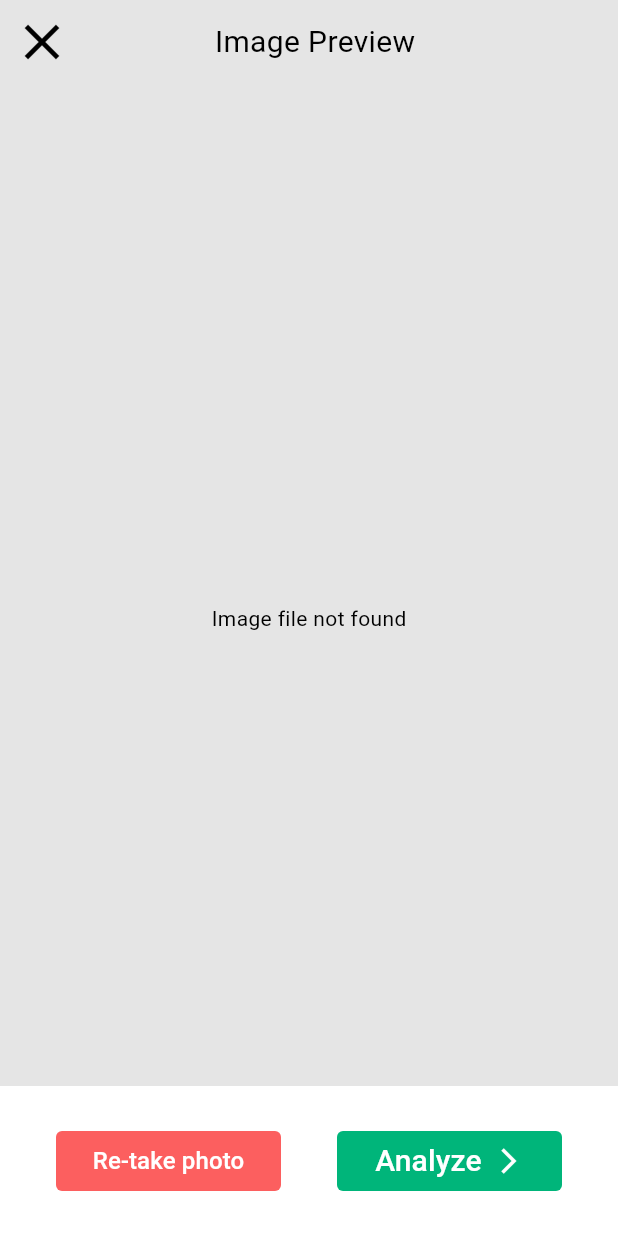
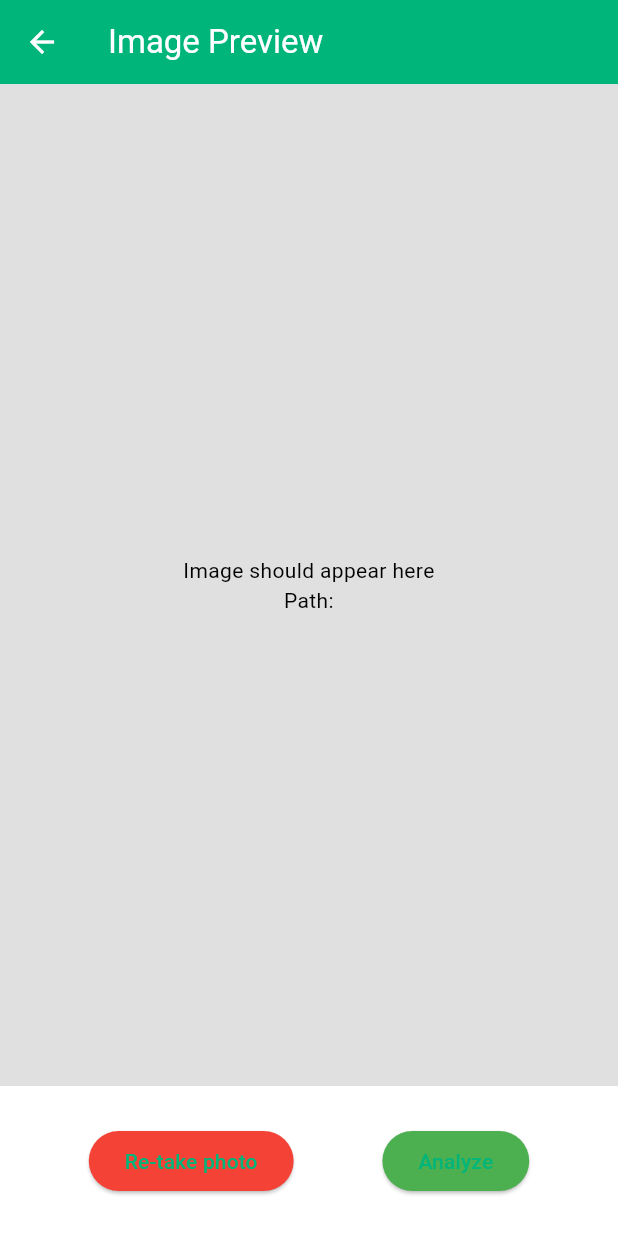
Before and after one commit to ucefooo/detection_app, a Flutter app: the ImagePreviewPage screen opened directly with empty values, on a phone screen of 412 x 824 dp. Run offline on Flutter 3.47's test engine with Material 3 defaults, Android fonts, the phone set to English and light mode, and no system bars; our stand-ins replace camera, hive, hive_flutter, image_picker, share_plus, shared_preferences; missing offline and left inert: model_viewer_plus; accounts and stored records are empty; generated files the repository leaves out were written again.

Commit message:
Update new_case_image_preview.dart

```diff
--- a/lib/pages/new_case/new_case_image_preview.dart
+++ b/lib/pages/new_case/new_case_image_preview.dart
@@ -1,4 +1,184 @@
-import 'package:detection_app/pages/new_case/new_case_lodaing_analyze.dart';
+// import 'package:detection_app/pages/new_case/new_case_lodaing_analyze.dart';
+// import 'package:flutter/material.dart';
+// import 'dart:io';
+
+// class ImagePreviewPage extends StatelessWidget {
+//   final File imageFile;
+//   final VoidCallback onCancel;
+
+//   const ImagePreviewPage(
+//       {super.key, required this.imageFile, required this.onCancel});
+
+//   @override
+//   Widget build(BuildContext context) {
+//     return PopScope(
+//       canPop: true,
+//       onPopInvokedWithResult: (didPop, result) {
+//         if (didPop) {
+//           onCancel();
+//         }
+//       },
+//       child: Scaffold(
+//         body: SafeArea(
+//           child: Stack(
+//             fit: StackFit.expand,
+//             children: [
+//               // Image.file(
+//               //   imageFile,
+//               //   fit: BoxFit.cover,
+//               // ),
+//               _buildImageWidget(),
+//               _buildOverlay(),
+//               _buildControls(context),
+//             ],
+//           ),
+//         ),
+//       ),
+//     );
+//   }
+
+//    Widget _buildImageWidget() {
+//     return FutureBuilder<bool>(
+//       future: imageFile.exists(),
+//       builder: (context, snapshot) {
+//         if (snapshot.connectionState == ConnectionState.done) {
+//           if (snapshot.data == true) {
+//             return Image.file(
+//               imageFile,
+//               fit: BoxFit.cover,
+//               errorBuilder: (context, error, stackTrace) {
+//                 print('Error loading image: $error');
+//                 return Center(child: Text('Error loading image: $error'));
+//               },
+//             );
+//           } else {
+//             print('Image file does not exist');
+//             return Center(child: Text('Image file not found'));
+//           }
+//         } else {
+//           return Center(child: CircularProgressIndicator());
+//         }
+//       },
+//     );
+//   }
+
+//   Widget _buildOverlay() {
+//     return Container(
+//       color: Colors.black.withOpacity(0.1),
+//     );
+//   }
+
+//   Widget _buildControls(BuildContext context) {
+//     return Column(
+//       mainAxisAlignment: MainAxisAlignment.spaceBetween,
+//       children: [
+//         _buildHeader(context),
+//         _buildBottomBar(context),
+//       ],
+//     );
+//   }
+
+//   Widget _buildHeader(BuildContext context) {
+//     return Row(
+//       mainAxisAlignment: MainAxisAlignment.spaceBetween,
+//       children: [
+//         IconButton(
+//           icon: const Icon(Icons.close, color: Colors.black, size: 40),
+//           onPressed: () {
+//             onCancel();
+//             Navigator.pop(context);
+//           },
+//         ),
+//         Text(
+//           'Image Preview',
+//           style: const TextStyle(color: Colors.black, fontSize: 20),
+//         ),
+//         const SizedBox(width: 48), // Placeholder for symmetry
+//       ],
+//     );
+//   }
+
+//   Widget _buildBottomBar(BuildContext context) {
+//     final isDarkMode = Theme.of(context).brightness == Brightness.dark;
+//     final textColor = isDarkMode ? Colors.black : Colors.white;
+//     return Positioned(
+//       bottom: 0,
+//       left: 0,
+//       right: 0,
+//       child: Container(
+//         height: 100,
+//         color: textColor,
+//         child: Column(
+//           mainAxisAlignment: MainAxisAlignment.center,
+//           children: [
+//             Row(
+//               mainAxisAlignment: MainAxisAlignment.spaceEvenly,
+//               children: [
+//                 ElevatedButton(
+//                   onPressed: () {
+//                     // Add cancel functionality here
+//                     onCancel();
+//                     Navigator.pop(context);
+//                   },
+//                   style: ElevatedButton.styleFrom(
+//                     backgroundColor: const Color(0xFFFC5F5F),
+//                     foregroundColor: Colors.white,
+//                     minimumSize: const Size(150, 40),
+//                     // maximumSize: const Size(150, 40),
+//                     shape: RoundedRectangleBorder(
+//                       borderRadius: BorderRadius.circular(4),
+//                     ),
+//                     elevation: 0,
+//                   ),
+//                   child: const Text('Re-take photo',
+//                       style:
+//                           TextStyle(fontSize: 16, fontWeight: FontWeight.w500)),
+//                 ),
+//                 // SizedBox(width: 10), // Add small gap between buttons
+//                 ElevatedButton(
+//                   onPressed: () {
+//                     // Add next step functionality here
+//                     // Navigator.of(context,rootNavigator: true).pushNamed('case2');
+//                     Navigator.push(
+//                       context,
+//                       MaterialPageRoute(
+//                         builder: (context) => AnalyzeLoadingPage(
+//                           imageFile: imageFile,
+//                         ),
+//                       ),
+//                     );
+//                   },
+//                   style: ElevatedButton.styleFrom(
+//                     backgroundColor: const Color(0xFF00B57A),
+//                     foregroundColor: Colors.white,
+//                     minimumSize: const Size(150, 40),
+//                     shape: RoundedRectangleBorder(
+//                       borderRadius: BorderRadius.circular(4),
+//                     ),
+//                     elevation: 0,
+//                   ),
+//                   child: const Row(
+//                     mainAxisSize: MainAxisSize.min,
+//                     crossAxisAlignment: CrossAxisAlignment.center,
+//                     children: [
+//                       Text('Analyze',
+//                           style: TextStyle(
+//                               fontSize: 20, fontWeight: FontWeight.w500)),
+//                       SizedBox(width: 8),
+//                       Icon(Icons.arrow_forward_ios, size: 20),
+//                     ],
+//                   ),
+//                 ),
+//               ],
+//             ),
+//           ],
+//         ),
+//       ),
+//     );
+//   }
+// }
+
+
 import 'package:flutter/material.dart';
 import 'dart:io';
 
@@ -6,170 +186,62 @@ class ImagePreviewPage extends StatelessWidget {
   final File imageFile;
   final VoidCallback onCancel;
 
-  const ImagePreviewPage(
-      {super.key, required this.imageFile, required this.onCancel});
+  const ImagePreviewPage({super.key, required this.imageFile, required this.onCancel});
 
   @override
   Widget build(BuildContext context) {
-    return PopScope(
-      canPop: true,
-      onPopInvokedWithResult: (didPop, result) {
-        if (didPop) {
-          onCancel();
-        }
-      },
-      child: Scaffold(
-        body: SafeArea(
-          child: Stack(
-            fit: StackFit.expand,
-            children: [
-              // Image.file(
-              //   imageFile,
-              //   fit: BoxFit.cover,
-              // ),
-              _buildImageWidget(),
-              _buildOverlay(),
-              _buildControls(context),
-            ],
-          ),
-        ),
-      ),
-    );
-  }
-
-   Widget _buildImageWidget() {
-    return FutureBuilder<bool>(
-      future: imageFile.exists(),
-      builder: (context, snapshot) {
-        if (snapshot.connectionState == ConnectionState.done) {
-          if (snapshot.data == true) {
-            return Image.file(
-              imageFile,
-              fit: BoxFit.cover,
-              errorBuilder: (context, error, stackTrace) {
-                print('Error loading image: $error');
-                return Center(child: Text('Error loading image: $error'));
-              },
-            );
-          } else {
-            print('Image file does not exist');
-            return Center(child: Text('Image file not found'));
-          }
-        } else {
-          return Center(child: CircularProgressIndicator());
-        }
-      },
-    );
-  }
-
-  Widget _buildOverlay() {
-    return Container(
-      color: Colors.black.withOpacity(0.1),
-    );
-  }
-
-  Widget _buildControls(BuildContext context) {
-    return Column(
-      mainAxisAlignment: MainAxisAlignment.spaceBetween,
-      children: [
-        _buildHeader(context),
-        _buildBottomBar(context),
-      ],
-    );
-  }
-
-  Widget _buildHeader(BuildContext context) {
-    return Row(
-      mainAxisAlignment: MainAxisAlignment.spaceBetween,
-      children: [
-        IconButton(
-          icon: const Icon(Icons.close, color: Colors.black, size: 40),
+    return Scaffold(
+      appBar: AppBar(
+        title: Text('Image Preview'),
+        leading: IconButton(
+          icon: Icon(Icons.arrow_back),
           onPressed: () {
             onCancel();
             Navigator.pop(context);
           },
         ),
-        Text(
-          'Image Preview',
-          style: const TextStyle(color: Colors.black, fontSize: 20),
       ),
-        const SizedBox(width: 48), // Placeholder for symmetry
-      ],
-    );
-  }
-
-  Widget _buildBottomBar(BuildContext context) {
-    final isDarkMode = Theme.of(context).brightness == Brightness.dark;
-    final textColor = isDarkMode ? Colors.black : Colors.white;
-    return Positioned(
-      bottom: 0,
-      left: 0,
-      right: 0,
+      body: SafeArea(
+        child: Column(
+          crossAxisAlignment: CrossAxisAlignment.stretch,
+          children: [
+            Expanded(
               child: Container(
+                color: Colors.grey[300],
+                child: Center(
+                  child: Text(
+                    'Image should appear here\nPath: ${imageFile.path}',
+                    textAlign: TextAlign.center,
+                  ),
+                ),
+              ),
+            ),
+            Container(
               height: 100,
-        color: textColor,
-        child: Column(
-          mainAxisAlignment: MainAxisAlignment.center,
-          children: [
-            Row(
+              color: Colors.white,
+              child: Row(
                 mainAxisAlignment: MainAxisAlignment.spaceEvenly,
                 children: [
                   ElevatedButton(
                     onPressed: () {
-                    // Add cancel functionality here
                       onCancel();
                       Navigator.pop(context);
                     },
-                  style: ElevatedButton.styleFrom(
-                    backgroundColor: const Color(0xFFFC5F5F),
-                    foregroundColor: Colors.white,
-                    minimumSize: const Size(150, 40),
-                    // maximumSize: const Size(150, 40),
-                    shape: RoundedRectangleBorder(
-                      borderRadius: BorderRadius.circular(4),
+                    child: Text('Re-take photo'),
+                    style: ElevatedButton.styleFrom(backgroundColor: Colors.red),
                   ),
-                    elevation: 0,
-                  ),
-                  child: const Text('Re-take photo',
-                      style:
-                          TextStyle(fontSize: 16, fontWeight: FontWeight.w500)),
-                ),
-                // SizedBox(width: 10), // Add small gap between buttons
                   ElevatedButton(
                     onPressed: () {
-                    // Add next step functionality here
-                    // Navigator.of(context,rootNavigator: true).pushNamed('case2');
-                    Navigator.push(
-                      context,
-                      MaterialPageRoute(
-                        builder: (context) => AnalyzeLoadingPage(
-                          imageFile: imageFile,
-                        ),
-                      ),
+                      // Placeholder for analyze function
+                      ScaffoldMessenger.of(context).showSnackBar(
+                        SnackBar(content: Text('Analyze button pressed')),
                       );
                     },
-                  style: ElevatedButton.styleFrom(
-                    backgroundColor: const Color(0xFF00B57A),
-                    foregroundColor: Colors.white,
-                    minimumSize: const Size(150, 40),
-                    shape: RoundedRectangleBorder(
-                      borderRadius: BorderRadius.circular(4),
+                    child: Text('Analyze'),
+                    style: ElevatedButton.styleFrom(backgroundColor: Colors.green),
                   ),
-                    elevation: 0,
-                  ),
-                  child: const Row(
-                    mainAxisSize: MainAxisSize.min,
-                    crossAxisAlignment: CrossAxisAlignment.center,
-                    children: [
-                      Text('Analyze',
-                          style: TextStyle(
-                              fontSize: 20, fontWeight: FontWeight.w500)),
-                      SizedBox(width: 8),
-                      Icon(Icons.arrow_forward_ios, size: 20),
                 ],
               ),
-                ),
-              ],
             ),
           ],
         ),
```
Lines whose indentation alone changed are shown as unchanged.
